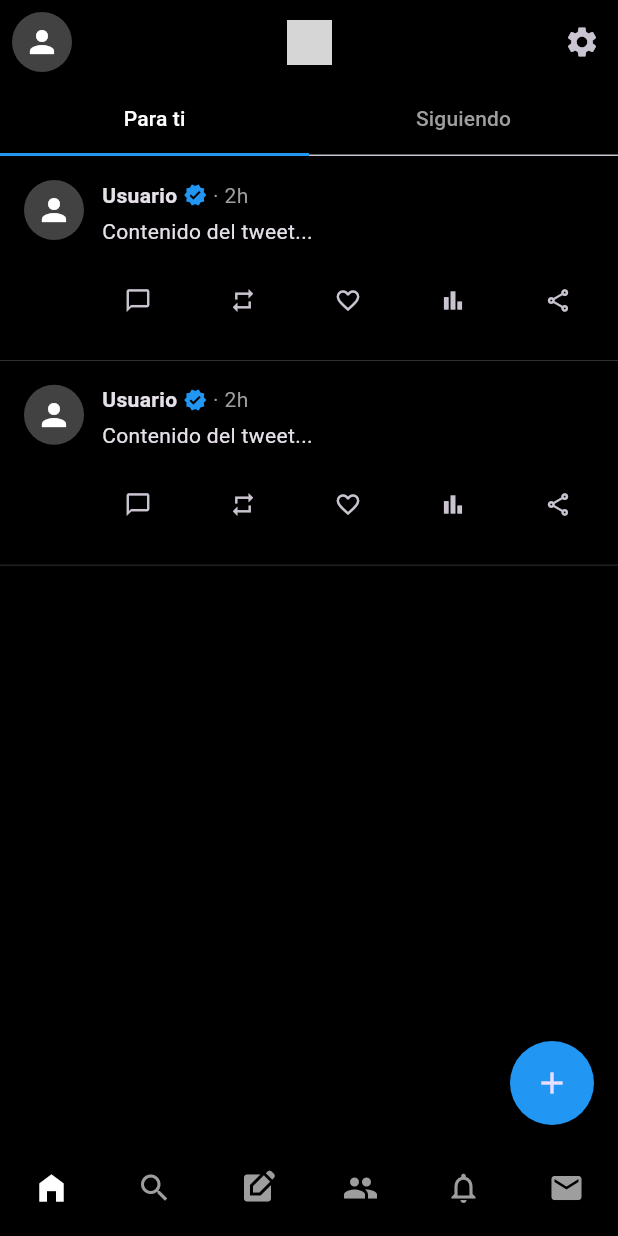
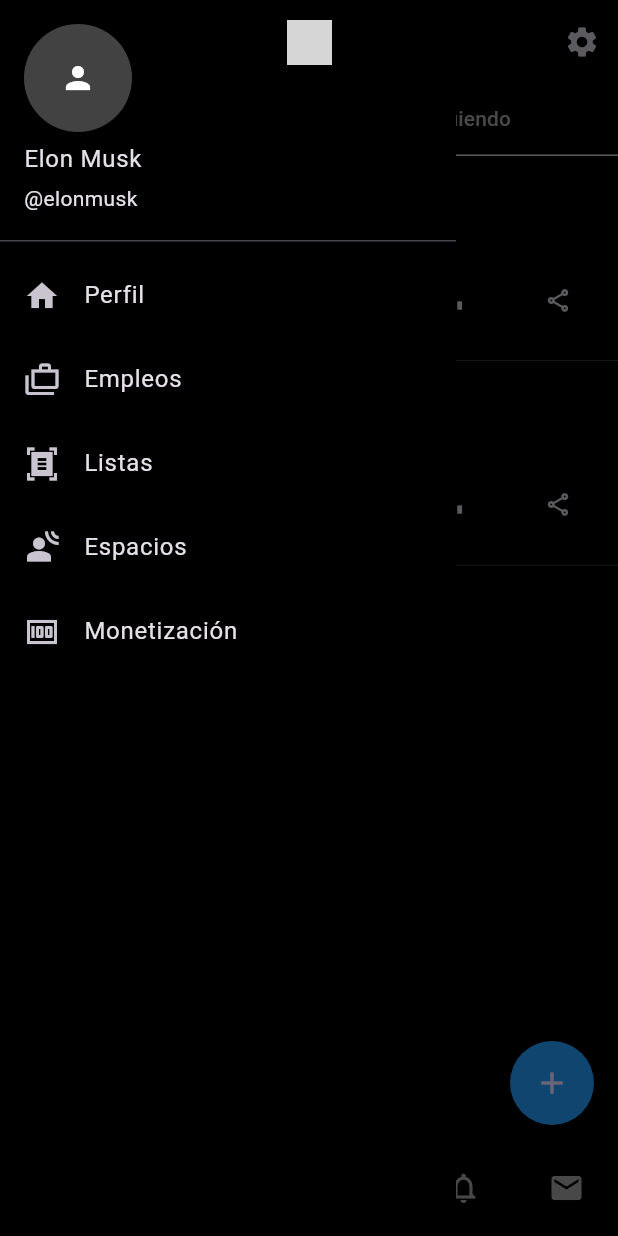
Before and after one commit to Womka7/x-design, a Flutter app: the screen it shows after launch, with the side drawer open (before the commit the screen has no drawer), on a phone screen of 412 x 824 dp. Run offline on Flutter 3.47's test engine with Material 3 defaults, Android fonts, the phone set to English and light mode, and no system bars; network calls fail; grey boxes are pictures that could not be loaded.

Commit message:
Add Drawer to X

```diff
--- a/lib/pages/dashboard.dart
+++ b/lib/pages/dashboard.dart
@@ -1,3 +1,4 @@
+import 'package:dfwfec/pages/drawer.dart';
 import 'package:dfwfec/widgets/custom_app_bar.dart';
 import 'package:dfwfec/widgets/custom_bottom_appbar.dart';
 import 'package:dfwfec/widgets/custom_card.dart';
@@ -12,17 +13,15 @@ class Dashboard extends StatefulWidget {
 
 class _DashboardState extends State<Dashboard> with SingleTickerProviderStateMixin {
   late TabController _tabController;
-
+  final GlobalKey<ScaffoldState> _scaffoldKey = GlobalKey<ScaffoldState>();
   @override
   void initState() {
     super.initState();
-    // Creas el TabController con 2 tabs y el vsync para manejar animaciones
     _tabController = TabController(length: 2, vsync: this);
   }
 
   @override
   void dispose() {
-    // Siempre debes liberar el controlador cuando ya no lo necesitas
     _tabController.dispose();
     super.dispose();
   }
@@ -30,10 +29,16 @@ class _DashboardState extends State<Dashboard> with SingleTickerProviderStateMix
   @override
   Widget build(BuildContext context) {
     return Scaffold(
-      body: Column(
-        children: [
-          CustomAppBar(),
-          CustomTabBar(
+       key: _scaffoldKey,
+       drawer:const DrawerX(),
+        body: Column(
+          children: [
+          CustomAppBar(
+            onAvatarTap: () {
+              _scaffoldKey.currentState?.openDrawer();
+            },
+          ),
+          CustomTabBar (
             tabController: _tabController,
             tabTitles: ['Para ti', 'Siguiendo'],
           ),
--- /dev/null
+++ b/lib/pages/drawer.dart
@@ -0,0 +1,62 @@
+import 'package:flutter/material.dart';
+
+class DrawerX extends StatelessWidget {
+  const DrawerX({super.key});
+
+  @override
+  Widget build(BuildContext context) {
+    return Drawer(
+      backgroundColor: Colors.black,
+      child: ListView(
+        children: [
+          UserAccountsDrawerHeader(
+            decoration: BoxDecoration(
+              color: Colors.black,
+            ),
+            currentAccountPicture: CircleAvatar(
+              backgroundColor: Colors.grey[800],
+              child: const Icon(Icons.person, color: Colors.white),
+            ),
+            accountName: const Text('Elon Musk'),
+            accountEmail: const Text('@elonmusk'),
+          ),
+          ListTile(
+            leading: const Icon(Icons.home),
+            title: const Text('Perfil'),
+            onTap: () {
+              Navigator.pop(context);
+            },
+          ),
+          ListTile(
+            leading: const Icon(Icons.cases_outlined),
+            title: const Text('Empleos'),
+            onTap: () {
+              Navigator.pop(context);
+            },
+          ),
+          ListTile(
+            leading: const Icon(Icons.document_scanner_sharp),
+            title: const Text('Listas'),
+            onTap: () {
+              Navigator.pop(context);
+            },
+          ),
+          ListTile(
+            leading: const Icon(Icons.spatial_audio),
+            title: const Text('Espacios'),
+            onTap: () {
+              Navigator.pop(context);
+            },
+          ),
+          ListTile(
+            leading: const Icon(Icons.money),
+            title: const Text('Monetización'),
+            onTap: () {
+              Navigator.pop(context);
+            },
+          ),
+        ],
+      ),
+    );
+  }
+}
--- a/lib/widgets/custom_app_bar.dart
+++ b/lib/widgets/custom_app_bar.dart
@@ -1,15 +1,19 @@
 import 'package:flutter/material.dart';
 
-class CustomAppBar extends StatelessWidget  {
-  const CustomAppBar({super.key});
+class CustomAppBar extends StatelessWidget {
+  final VoidCallback onAvatarTap;
+  const CustomAppBar({super.key, required this.onAvatarTap});
   @override
   Widget build(BuildContext context) {
     return AppBar(
-      leading: Padding(
-        padding: const EdgeInsets.all(8.0),
-        child: CircleAvatar(
-          backgroundColor: Colors.grey[800],
-          child: const Icon(Icons.person, color: Colors.white),
+      leading: GestureDetector(
+        onTap: onAvatarTap,
+        child: Padding(
+          padding: const EdgeInsets.all(8.0),
+          child: CircleAvatar(
+            backgroundColor: Colors.grey[800],
+            child: const Icon(Icons.person, color: Colors.white),
+          ),
         ),
       ),
       title: const Image(
```
